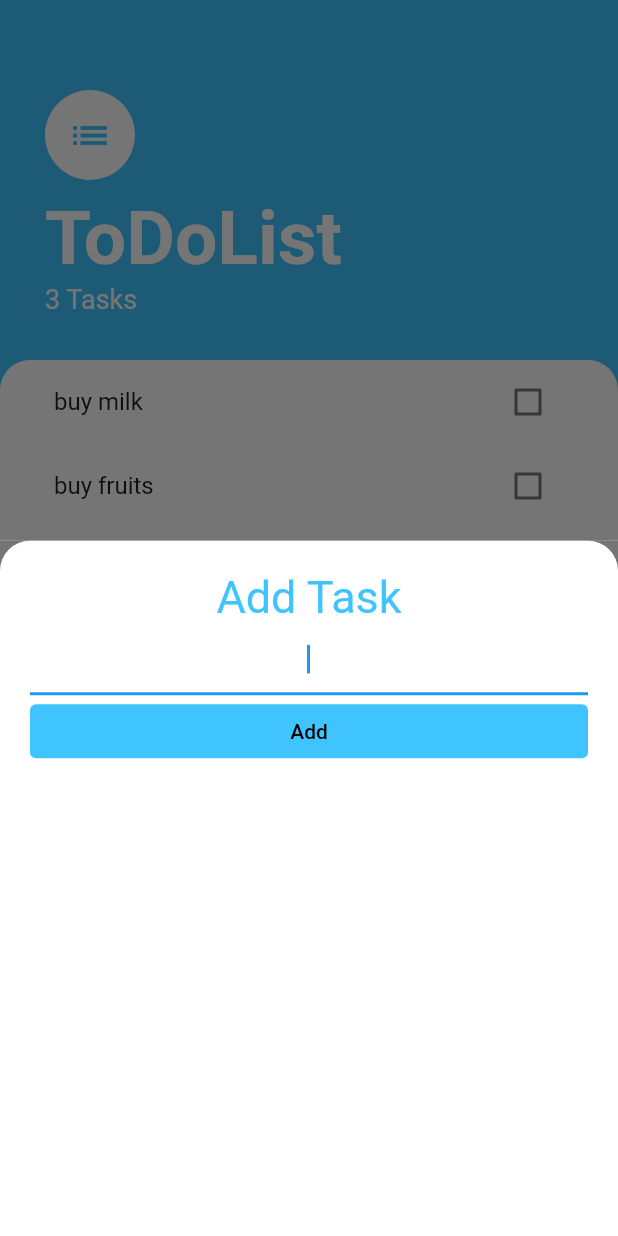
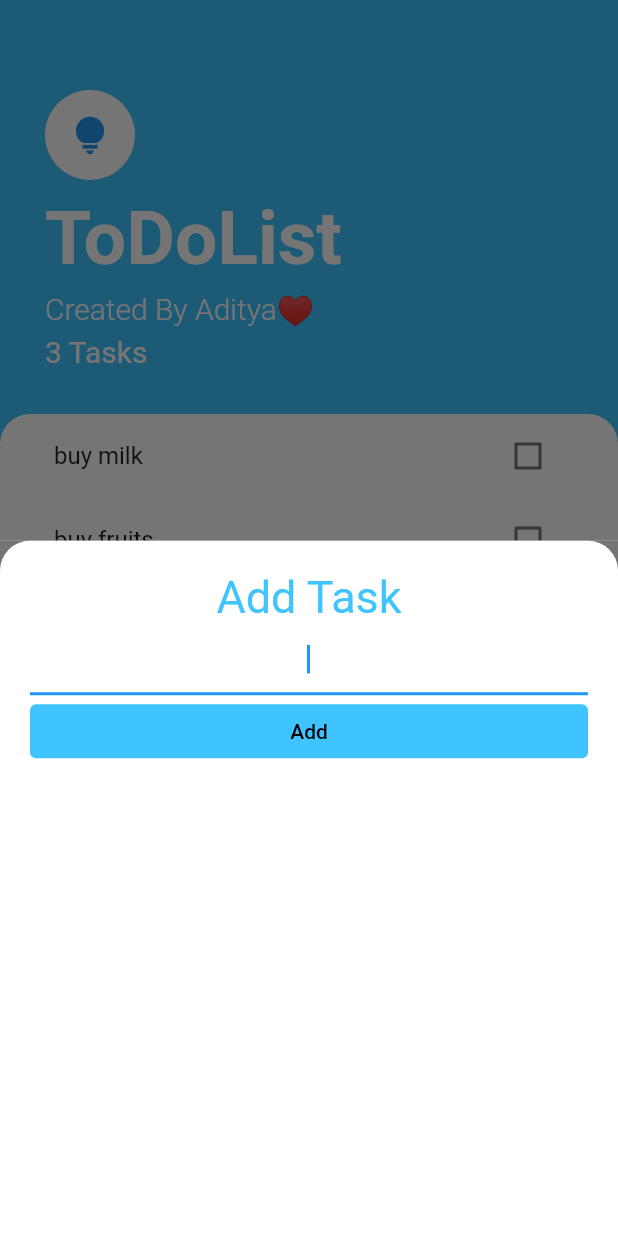
Before and after one commit to adityakaushik22/TodoList_App, a Flutter app: the screen it shows after launch, after a tap on the "add" icon, on a phone screen of 412 x 824 dp. Run offline on Flutter 3.47's test engine with Material 2 defaults, Android fonts, the phone set to English and light mode, and no system bars.

```diff
--- a/lib/main.dart
+++ b/lib/main.dart
@@ -1,4 +1,6 @@
 import 'package:flutter/material.dart';
+import 'package:provider/provider.dart';
+import 'package:todoey/models/task_data.dart';
 import 'package:todoey/screens/task_screen.dart';
 
 void main() {
@@ -10,8 +12,11 @@ class Myapp extends StatelessWidget {
 
   @override
   Widget build(BuildContext context) {
-    return MaterialApp(
-      home: TasksScreen(),
+    return ChangeNotifierProvider(
+      create: (context) => TaskData(),
+      child: MaterialApp(
+        home: TasksScreen(),
+      ),
     );
   }
 }
--- a/lib/models/task.dart
+++ b/lib/models/task.dart
@@ -1,5 +1,3 @@
-import 'package:flutter/material.dart';
-
 class Task {
   final String name;
   bool isDone;
--- /dev/null
+++ b/lib/models/task_data.dart
@@ -0,0 +1,40 @@
+import 'dart:collection';
+
+import 'package:flutter/cupertino.dart';
+
+import 'package:flutter/material.dart';
+import 'package:todoey/models/task.dart';
+import 'package:todoey/widgets/task_list.dart';
+
+class TaskData extends ChangeNotifier {
+  List<Task> _tasks = [
+    Task(name: 'buy milk'),
+    Task(name: 'buy fruits'),
+    Task(name: 'hello')
+  ];
+
+  // getter since many files will not able to get the private tasks file
+  UnmodifiableListView<Task> get tasks {
+    return UnmodifiableListView(_tasks);
+  }
+
+  int get taskCount {
+    return _tasks.length;
+  }
+
+  void addTask(String newTaskTitle) {
+    final task = Task(name: newTaskTitle);
+    _tasks.add(task);
+    notifyListeners();
+  }
+
+  void updateTask(Task task) {
+    task.toggleDone();
+    notifyListeners();
+  }
+
+  void deleteTask(Task task) {
+    _tasks.remove(task);
+    notifyListeners();
+  }
+}
--- a/lib/screens/add_task_screen.dart
+++ b/lib/screens/add_task_screen.dart
@@ -1,12 +1,9 @@
 import 'package:flutter/material.dart';
-import 'package:flutter/services.dart';
-import 'package:todoey/widgets/task_list.dart';
+import 'package:provider/provider.dart';
+import 'package:todoey/models/task.dart';
+import 'package:todoey/models/task_data.dart';
 
 class AddTaskScreen extends StatelessWidget {
-  const AddTaskScreen({super.key, required this.addTaskcallBack});
-
-  final Function addTaskcallBack;
-
   @override
   Widget build(BuildContext context) {
     late String newtasktitle;
@@ -42,7 +39,9 @@ class AddTaskScreen extends StatelessWidget {
                   backgroundColor:
                       MaterialStateProperty.all(Colors.lightBlueAccent)),
               onPressed: () {
-                addTaskcallBack(newtasktitle);
+                Provider.of<TaskData>(context, listen: false)
+                    .addTask(newtasktitle);
+                Navigator.pop(context);
               },
               child: Text(
                 "Add",
--- a/lib/screens/task_screen.dart
+++ b/lib/screens/task_screen.dart
@@ -1,42 +1,17 @@
 import 'package:flutter/material.dart';
+import 'package:provider/provider.dart';
 import 'package:todoey/screens/add_task_screen.dart';
-
-import '../models/task.dart';
+import '../models/task_data.dart';
 import '../widgets/task_list.dart';
 
-class TasksScreen extends StatefulWidget {
-  const TasksScreen({super.key});
-
-  @override
-  State<TasksScreen> createState() => _TasksScreenState();
-}
-
-class _TasksScreenState extends State<TasksScreen> {
-  List<Task> tasks = [
-    Task(name: 'buy milk'),
-    Task(name: 'buy fruits'),
-    Task(name: 'hello')
-  ];
-
+class TasksScreen extends StatelessWidget {
   @override
   Widget build(BuildContext context) {
     return Scaffold(
       floatingActionButton: FloatingActionButton(
         onPressed: () {
           showModalBottomSheet(
-              context: context,
-              builder: (context) => AddTaskScreen(
-                    // addTaskcallBack: (newText) {
-                    //   print(newText);
-                    // },
-                    addTaskcallBack: (newtext) {
-                      setState(() {
-                        tasks.add(Task(name: newtext));
-                      });
-                      Navigator.pop(
-                          context); // to dismiss the add menu after touching the button.
-                    },
-                  ));
+              context: context, builder: (context) => AddTaskScreen());
         },
         backgroundColor: Colors.lightBlueAccent,
         child: Icon(Icons.add),
@@ -53,9 +28,9 @@ class _TasksScreenState extends State<TasksScreen> {
               children: [
                 CircleAvatar(
                   child: Icon(
-                    Icons.list,
+                    Icons.lightbulb_sharp,
                     size: 30.0,
-                    color: Colors.lightBlueAccent,
+                    color: Colors.blue,
                   ),
                   backgroundColor: Colors.white,
                   radius: 30.0,
@@ -71,11 +46,24 @@ class _TasksScreenState extends State<TasksScreen> {
                     fontWeight: FontWeight.w700,
                   ),
                 ),
+                SizedBox(
+                  height: 5,
+                ),
                 Text(
-                  '${tasks.length} Tasks',
+                  "Created By Aditya♥",
+                  style: TextStyle(
+                      color: Colors.white,
+                      fontWeight: FontWeight.w300,
+                      fontSize: 20),
+                ),
+                SizedBox(
+                  height: 5,
+                ),
+                Text(
+                  '${Provider.of<TaskData>(context).taskCount} Tasks',
                   style: TextStyle(
                     color: Colors.white,
-                    fontSize: 18,
+                    fontSize: 20,
                   ),
                 ),
               ],
@@ -91,7 +79,7 @@ class _TasksScreenState extends State<TasksScreen> {
                     topLeft: Radius.circular(20),
                     topRight: Radius.circular(20)),
               ),
-              child: TasksList(tasks: tasks),
+              child: TasksList(),
             ),
           )
         ],
--- a/lib/widgets/task_list.dart
+++ b/lib/widgets/task_list.dart
@@ -1,33 +1,29 @@
 import 'package:flutter/material.dart';
+import 'package:todoey/models/task_data.dart';
 import 'package:todoey/widgets/task_tile.dart';
+import 'package:provider/provider.dart';
 
-import '../models/task.dart';
-
-class TasksList extends StatefulWidget {
-  final List<Task> tasks;
-
-  const TasksList({super.key, required this.tasks});
-
-  @override
-  State<TasksList> createState() => _TasksListState();
-}
-
-class _TasksListState extends State<TasksList> {
+class TasksList extends StatelessWidget {
   @override
   Widget build(BuildContext context) {
-    return ListView.builder(
-      itemBuilder: ((context, index) {
-        return TaskTile(
-          isChecked: widget.tasks[index].isDone,
-          TaskTitle: widget.tasks[index].name,
-          checkboxCallback: (bool value) {
-            setState(() {
-              widget.tasks[index].toggleDone();
-            });
-          },
+    return Consumer<TaskData>(
+      builder: (context, TaskData, child) {
+        return ListView.builder(
+          itemBuilder: ((context, index) {
+            return TaskTile(
+              longpressCallback: () {
+                TaskData.deleteTask(TaskData.tasks[index]);
+              },
+              isChecked: TaskData.tasks[index].isDone,
+              TaskTitle: TaskData.tasks[index].name,
+              checkboxCallback: (checkBoxState) {
+                TaskData.updateTask(TaskData.tasks[index]);
+              },
+            );
+          }),
+          itemCount: TaskData.taskCount,
         );
-      }),
-      itemCount: widget.tasks.length,
+      },
     );
   }
 }
--- a/lib/widgets/task_tile.dart
+++ b/lib/widgets/task_tile.dart
@@ -1,19 +1,24 @@
 import 'package:flutter/material.dart';
+import 'package:provider/provider.dart';
+import 'package:todoey/models/task_data.dart';
 
 class TaskTile extends StatelessWidget {
   final bool isChecked;
   final String TaskTitle;
   final Function checkboxCallback;
+  final Function longpressCallback;
 
   const TaskTile(
       {super.key,
       required this.isChecked,
       required this.TaskTitle,
-      required this.checkboxCallback});
+      required this.checkboxCallback,
+      required this.longpressCallback});
 
   @override
   Widget build(BuildContext context) {
     return ListTile(
+        onLongPress: (() => longpressCallback()),
         title: Text(
           TaskTitle,
           style: TextStyle(
--- a/pubspec.yaml
+++ b/pubspec.yaml
@@ -36,6 +36,7 @@ dependencies:
   # The following adds the Cupertino Icons font to your application.
   # Use with the CupertinoIcons class for iOS style icons.
   cupertino_icons: ^1.0.2
+  provider: ^6.0.4
 
 dev_dependencies:
   flutter_test:
```
Also changed, not shown: pubspec.lock, 1 other file.
